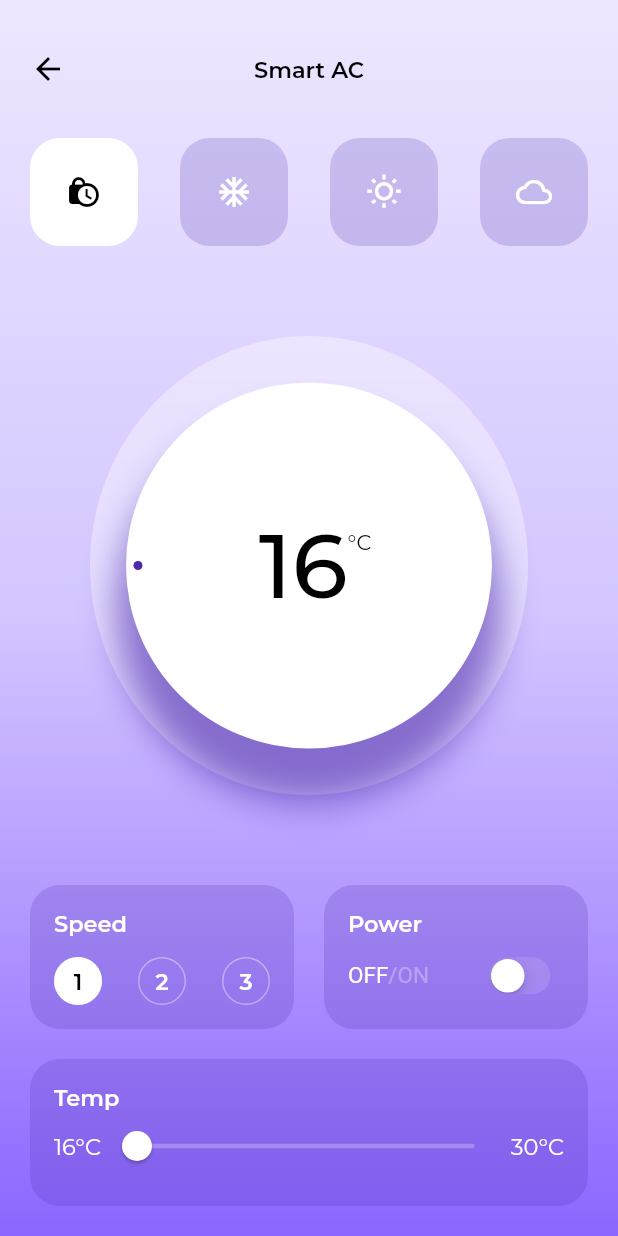
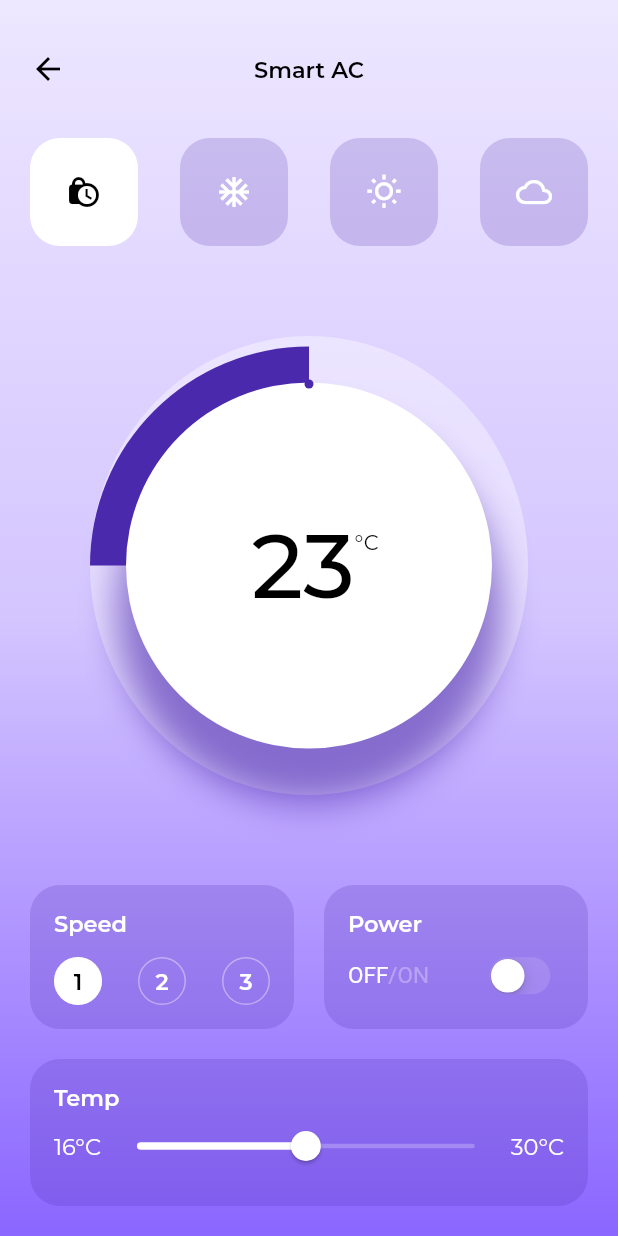
Before and after one commit to forntoh/smart_home, a Flutter app: the screen it shows after launch, on a phone screen of 412 x 824 dp. Run offline on Flutter 3.47's test engine with Material 2 defaults, Android fonts, the phone set to English and light mode, and no system bars; our stand-ins replace google_fonts.

Commit message:
moved color out

```diff
--- a/lib/screens/ac/compoents/ac_screen_body.dart
+++ b/lib/screens/ac/compoents/ac_screen_body.dart
@@ -17,7 +17,7 @@ class ACScreenBody extends StatefulWidget {
 }
 
 class _ACScreenBodyState extends State<ACScreenBody> {
-  double _currentTemp = 16;
+  double _currentTemp = 23;
   int _currentSpeed = 1;
   bool _powerdOn = false;
 
@@ -48,7 +48,11 @@ class _ACScreenBodyState extends State<ACScreenBody> {
           children: [
             ConditionerMode(),
             Expanded(
-              child: TempDisplay(currentTemp: _currentTemp),
+              child: TempDisplay(
+                currentTemp: _currentTemp,
+                progress: _getProgress(_currentTemp),
+                mColor: primaryColor,
+              ),
             ),
             Padding(
               padding: EdgeInsets.symmetric(horizontal: defaultPadding),
--- a/lib/screens/ac/compoents/temp_display.dart
+++ b/lib/screens/ac/compoents/temp_display.dart
@@ -9,23 +9,21 @@ class TempDisplay extends StatelessWidget {
   const TempDisplay({
     Key key,
     @required this.currentTemp,
+    @required this.progress,
+    @required this.mColor,
   }) : super(key: key);
 
-  final double minTemp = 16;
-  final double maxTemp = 30;
+  final double progress;
   final double currentTemp;
   final double trackWidth = defaultPadding + 4;
-
-  double _getProgress(value) {
-    return ((value - minTemp) / (maxTemp - minTemp));
-  }
+  final Color mColor;
 
   @override
   Widget build(BuildContext context) {
     return AspectRatio(
       aspectRatio: 1,
       child: Padding(
-        padding: const EdgeInsets.all(defaultPadding * 3),
+        padding: EdgeInsets.all(defaultPadding * 3),
         child: Stack(
           children: [
             Expanded(
@@ -41,9 +39,8 @@ class TempDisplay extends StatelessWidget {
             Positioned.fill(
               child: Transform.rotate(
                 angle: pi,
-                child: CustomPaint(
-                  painter: TempDisplayPainter(_getProgress(currentTemp)),
-                ),
+                child:
+                    CustomPaint(painter: TempDisplayPainter(progress, mColor)),
               ),
             ),
             Expanded(
@@ -90,9 +87,7 @@ class TempDisplay extends StatelessWidget {
                 angle: pi,
                 child: Padding(
                   padding: EdgeInsets.all(trackWidth + 8),
-                  child: CustomPaint(
-                    painter: DotPainter(_getProgress(currentTemp)),
-                  ),
+                  child: CustomPaint(painter: DotPainter(progress, mColor)),
                 ),
               ),
             ),
@@ -104,11 +99,10 @@ class TempDisplay extends StatelessWidget {
 }
 
 class TempDisplayPainter extends CustomPainter {
-  double progress;
+  final double progress;
+  final Color mColor;
 
-  TempDisplayPainter(
-    this.progress,
-  );
+  TempDisplayPainter(this.progress, this.mColor);
 
   @override
   void paint(Canvas canvas, Size size) {
@@ -120,27 +114,23 @@ class TempDisplayPainter extends CustomPainter {
     Offset center = Offset(centerX, centerY);
 
     canvas.drawArc(
-        Rect.fromCircle(center: center, radius: size.width / 2),
-        0,
-        theta,
-        true,
-        Paint()
-          ..color = primaryColor
-          ..strokeWidth = defaultPadding + 4);
+      Rect.fromCircle(center: center, radius: size.width / 2),
+      0,
+      theta,
+      true,
+      Paint()..color = mColor,
+    );
   }
 
   @override
-  bool shouldRepaint(covariant CustomPainter oldDelegate) {
-    return true;
-  }
+  bool shouldRepaint(covariant CustomPainter oldDelegate) => true;
 }
 
 class DotPainter extends CustomPainter {
-  double progress;
+  final double progress;
+  final Color mColor;
 
-  DotPainter(
-    this.progress,
-  );
+  DotPainter(this.progress, this.mColor);
 
   @override
   void paint(Canvas canvas, Size size) {
@@ -154,15 +144,9 @@ class DotPainter extends CustomPainter {
 
     Offset top = Offset(dotX, dotY);
 
-    canvas.drawCircle(
-      top,
-      3,
-      Paint()..color = primaryColor,
-    );
+    canvas.drawCircle(top, 3, Paint()..color = mColor);
   }
 
   @override
-  bool shouldRepaint(covariant CustomPainter oldDelegate) {
-    return true;
-  }
+  bool shouldRepaint(covariant CustomPainter oldDelegate) => true;
 }
```
